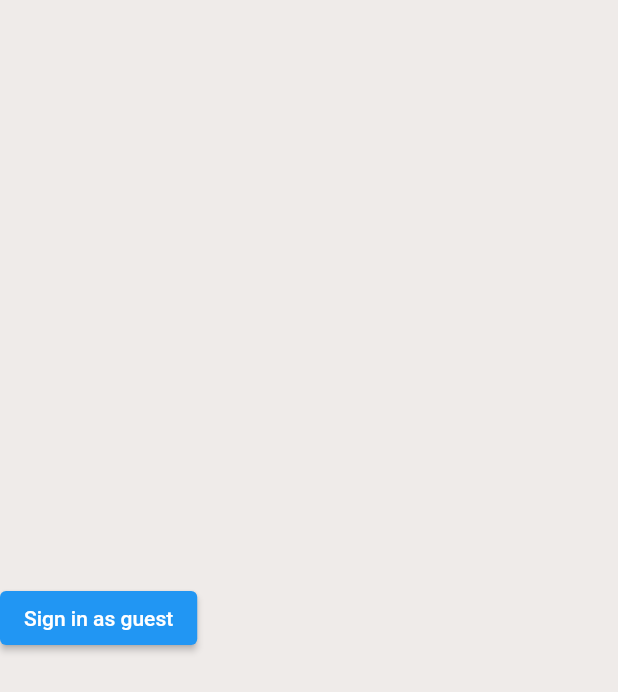
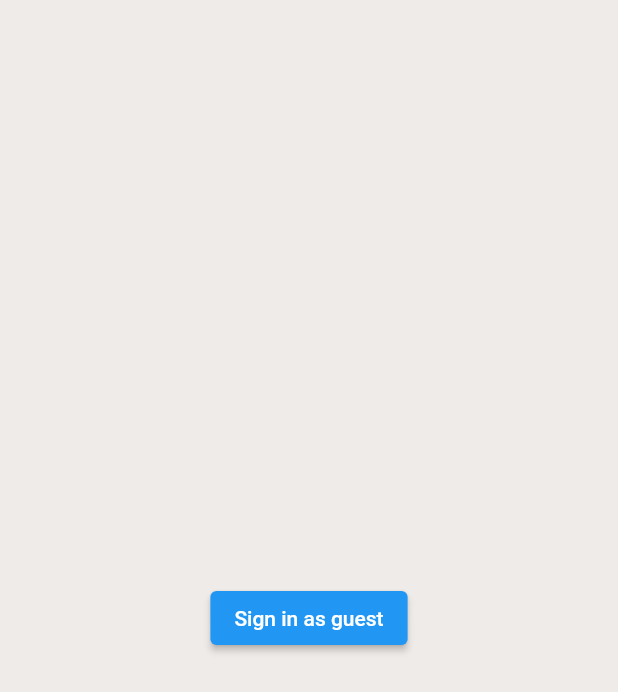
Before and after one commit to DreaconWalker/DiceRoller, a Flutter app: the screen it shows after launch, on a phone screen of 412 x 824 dp. Shown: the top 692 px of the screen. Run offline on Flutter 3.47's test engine with Material 2 defaults, Android fonts, the phone set to English and light mode, and no system bars; our stand-ins replace firebase_auth, firebase_core; accounts and stored records are empty.

```diff
--- a/lib/screens/authenticate/sign_in.dart
+++ b/lib/screens/authenticate/sign_in.dart
@@ -20,7 +20,8 @@ class _SignInState extends State<SignIn> {
         mainAxisAlignment: MainAxisAlignment.center,
         crossAxisAlignment: CrossAxisAlignment.center,
         children: [
-          ElevatedButton(
+          Center(
+            child: ElevatedButton(
                 onPressed: () async {
                   dynamic result = await _authService.signInAnony();
                   if (result != null) {
@@ -32,7 +33,8 @@ class _SignInState extends State<SignIn> {
                     );
                   }
                 },
-              child: Text('Sign in as guest'))
+                child: Text('Sign in as guest')),
+          )
         ],
       ),
     );
--- a/pubspec.yaml
+++ b/pubspec.yaml
@@ -32,6 +32,7 @@ dependencies:
   firebase_auth: ^3.1.4
   cloud_firestore: ^2.5.4
   firebase_core: ^1.4.0
+  flip_box_bar_plus: ^1.0.0
 
 dev_dependencies:
   flutter_test:
```
Also changed, not shown: pubspec.lock. Lines whose indentation alone changed are shown as unchanged.
